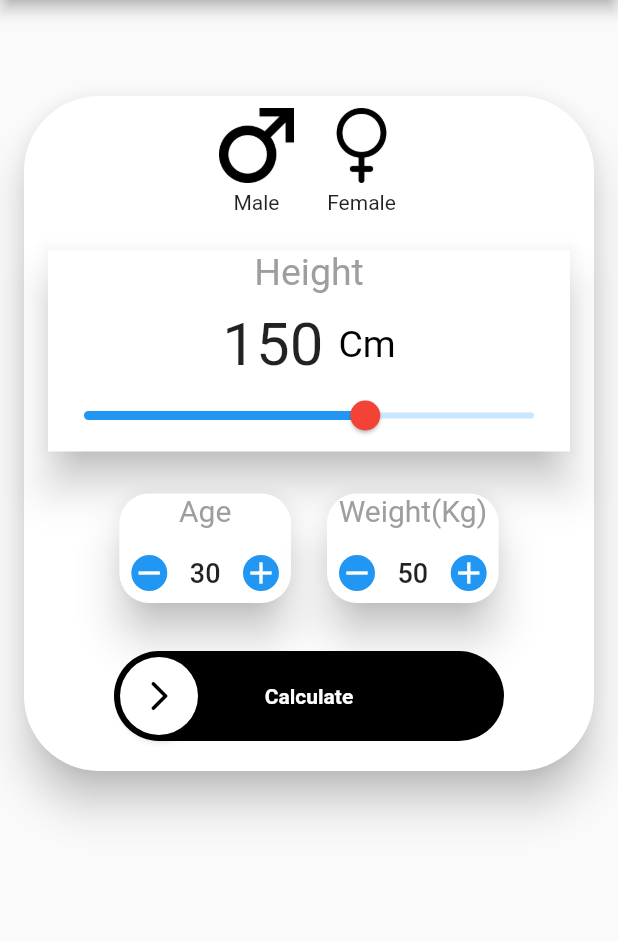
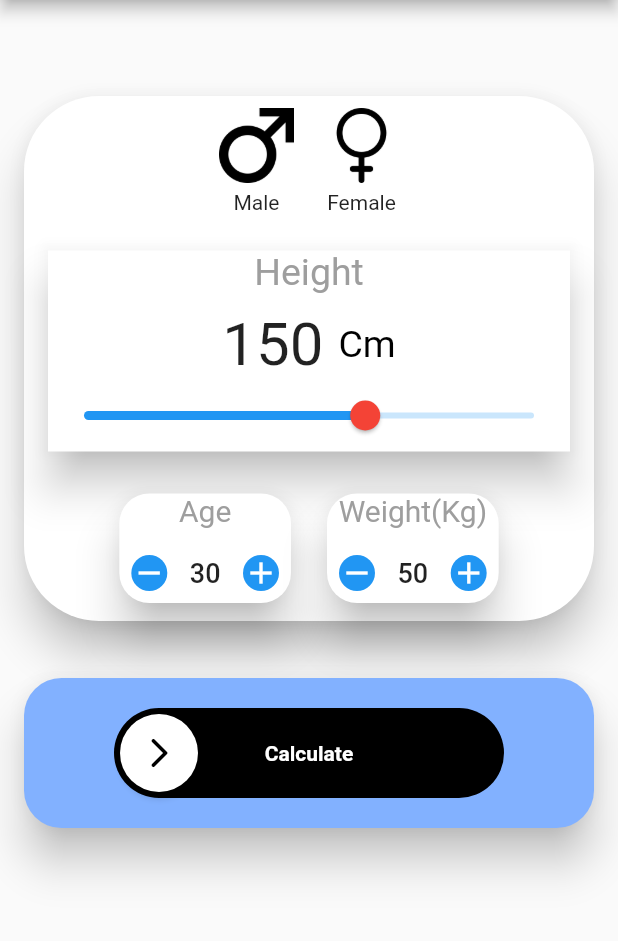
Before and after one commit to Prateek09102001/BMI-Calculator, a Flutter app: the screen it shows after launch, on a phone screen of 412 x 824 dp, the part 84-1025 px from its top. Run offline on Flutter 3.47's test engine with Material 2 defaults, Android fonts, the phone set to English and light mode, and no system bars; drawn by our look-alikes of swipeable_button_view; our stand-ins replace page_transition, share_plus; missing offline and left inert: flutter_3d_choice_chip, pretty_gauge.

Commit message:
Description of the changes

```diff
--- a/lib/home_screen.dart
+++ b/lib/home_screen.dart
@@ -33,7 +33,9 @@ class _HomeScreenState extends State<HomeScreen> {
       body: SingleChildScrollView(
         child: Container(
           padding: const EdgeInsets.only(left: 12,right: 12,top: 60,bottom: 60),
-          child: Card(
+          child: Column(
+            children: [
+              Card(
                 elevation: 12,
                 shape: const RoundedRectangleBorder(borderRadius: BorderRadius.all(Radius.circular(50))),
                 child: Column(
@@ -65,6 +67,17 @@ class _HomeScreenState extends State<HomeScreen> {
                             max: 200),
                       ],
                     ),
+
+                  ],
+                ),
+              ),
+               SizedBox(height: 30,),
+               Card(
+                 color: Colors.blueAccent.shade100,
+                 elevation: 12,
+                 shape: const RoundedRectangleBorder(borderRadius: BorderRadius.all(Radius.circular(25))),
+                child: Column(
+                  children: [
                     Padding(
                       padding: const EdgeInsets.symmetric(
                           vertical: 20,
@@ -104,6 +117,8 @@ class _HomeScreenState extends State<HomeScreen> {
                     )
                   ],
                 ),
+              )
+            ],
           ),
         ),
       ),
```
Also changed, not shown: lib/score_screen.dart (+20 -2 lines). Lines whose indentation alone changed are shown as unchanged.
